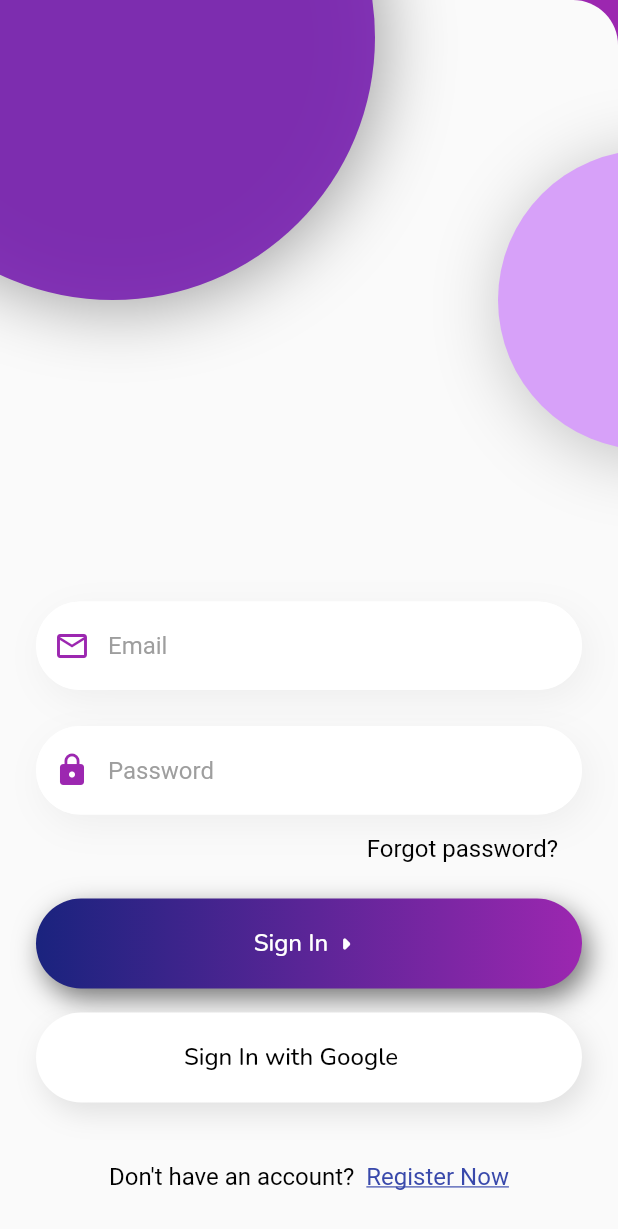
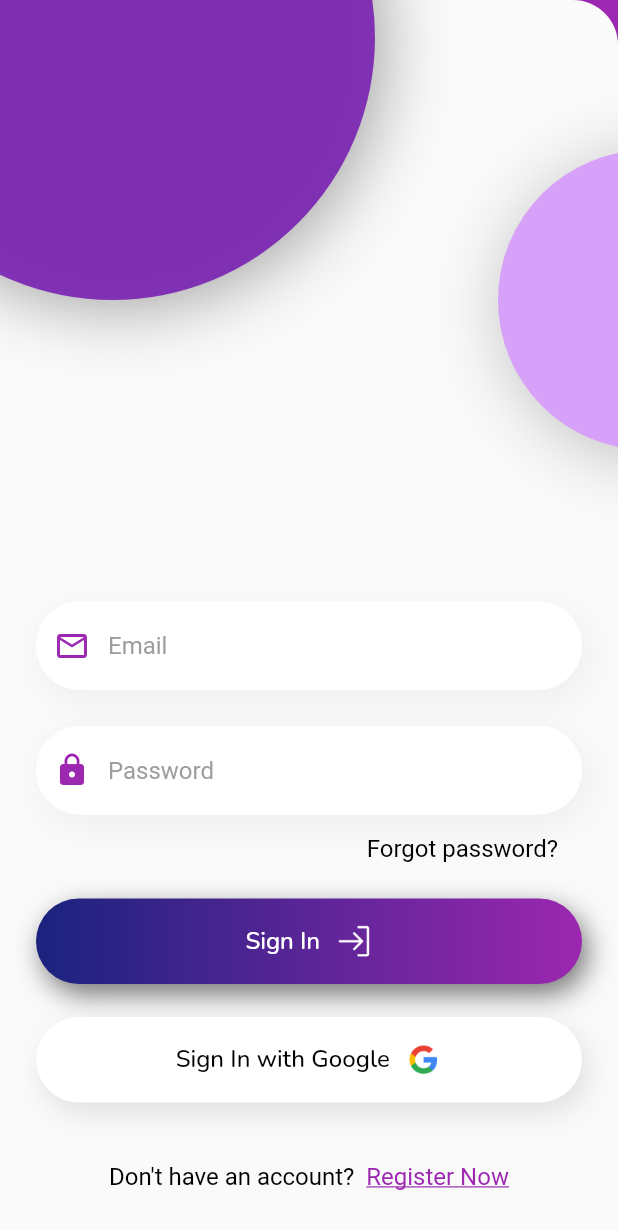
Before and after one commit to ryanemm/chatz, a Flutter app: the screen it shows after launch, on a phone screen of 412 x 824 dp. Shown: the top 1229 px of the screen. Run offline on Flutter 3.47's test engine with Material 2 defaults, Android fonts, the light colour scheme and no system bars; our stand-ins replace google_fonts.

Commit message:
image button added

```diff
--- a/lib/components/image_button.dart
+++ b/lib/components/image_button.dart
@@ -35,9 +35,10 @@ class ImageButton extends StatelessWidget {
 
   @override
   Widget build(BuildContext context) {
-    return Container(
+    return GestureDetector(
+      child: Container(
         width: width,
-      padding: EdgeInsets.symmetric(vertical: 6, horizontal: padding),
+        padding: EdgeInsets.symmetric(vertical: 16, horizontal: padding),
         decoration: BoxDecoration(
           boxShadow: [
             BoxShadow(
@@ -49,7 +50,6 @@ class ImageButton extends StatelessWidget {
           gradient: LinearGradient(colors: [buttonColor1, buttonColor2]),
           borderRadius: BorderRadius.circular(30),
         ),
-      child: (TextButton(
         child: Row(
           mainAxisAlignment: MainAxisAlignment.center,
           children: [
@@ -60,11 +60,12 @@ class ImageButton extends StatelessWidget {
                   fontWeight: FontWeight.w500,
                   color: textColor),
             ),
+            SizedBox(width: 10),
             iconImage
+            // Image.asset("assets/images/google_icon.png", height: 40),
           ],
         ),
-        onPressed: () {},
-      )),
+      ),
     );
   }
 }
--- a/lib/screens/signin.dart
+++ b/lib/screens/signin.dart
@@ -72,7 +72,11 @@ class _SignInState extends State<SignIn> {
                         },
                         style: simpleTextStyle(),
                         decoration: textFieldInputDecoration(
-                            "Password", Icon(Icons.lock, color: Colors.purple)),
+                            "Password",
+                            Icon(
+                              Icons.lock,
+                              color: Colors.purple,
+                            )),
                       ),
                     )
                   ]),
@@ -94,7 +98,7 @@ class _SignInState extends State<SignIn> {
                 SizedBox(height: 16),
                 GestureDetector(
                   onTap: () {},
-                  child: SimpleButton(
+                  child: ImageButton(
                     buttonColor1: Colors.indigo.shade900,
                     buttonColor2: Colors.purple,
                     shadowColor: Colors.grey.shade600,
@@ -102,10 +106,14 @@ class _SignInState extends State<SignIn> {
                     offsetY: 7,
                     text: "Sign In",
                     width: double.infinity,
+                    iconImage: Image.asset(
+                      "assets/images/sign_in_icon.png",
+                      height: 25,
+                    ),
                   ),
                 ),
-                SizedBox(height: 16),
-                SimpleButton(
+                SizedBox(height: 22),
+                ImageButton(
                   buttonColor2: Colors.white,
                   buttonColor1: Colors.white,
                   shadowColor: Colors.grey.shade300,
@@ -114,6 +122,10 @@ class _SignInState extends State<SignIn> {
                   text: "Sign In with Google",
                   width: double.infinity,
                   textColor: Colors.black,
+                  iconImage: Image.asset(
+                    "assets/images/google_icon.png",
+                    height: 25,
+                  ),
                 ),
                 SizedBox(height: 40),
                 Row(
@@ -122,7 +134,7 @@ class _SignInState extends State<SignIn> {
                     Text("Don't have an account?  ", style: simpleTextStyle()),
                     Text("Register Now",
                         style: TextStyle(
-                            color: Colors.indigo.shade600,
+                            color: Colors.purple,
                             fontSize: 16,
                             decoration: TextDecoration.underline))
                   ],
```
Lines whose indentation alone changed are shown as unchanged.
